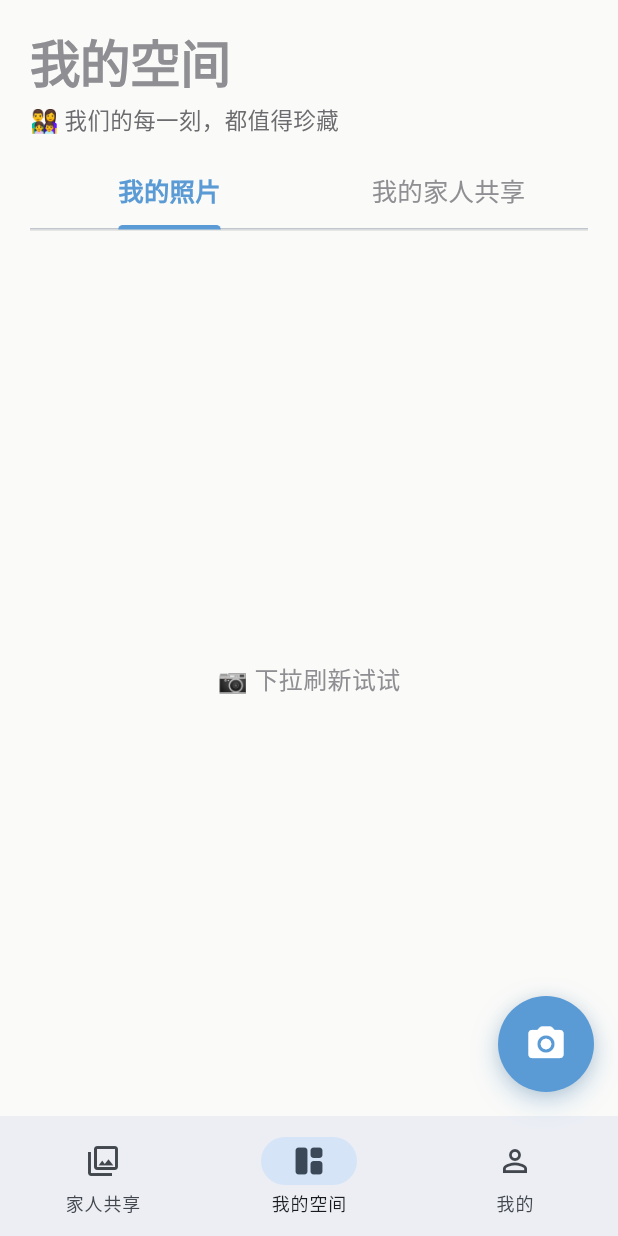
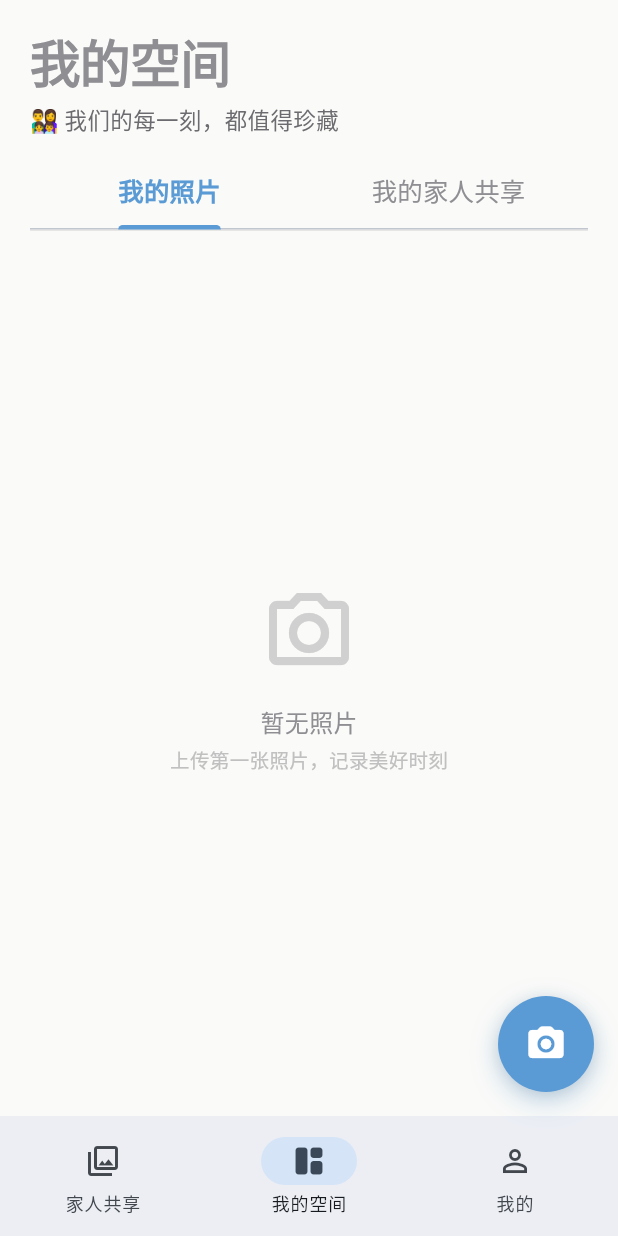
Before and after one commit to sunner777/-timehouse, a Flutter app: the MySpaceScreen screen opened by its route, on a phone screen of 412 x 824 dp. Run offline on Flutter 3.47's test engine with Material 3 defaults, Android fonts, the phone set to English and light mode, and no system bars; our stand-ins replace cached_network_image, dio, go_router, image_picker, shared_preferences, sqflite; missing offline and left inert: gal; accounts and stored records are empty; network calls fail.

Commit message:
polish: non-blocking loading UX — skeleton-free quality improvements
Replaced debug text with proper empty state (icon + description).
Added thin LinearProgressIndicator at top of MySpaceScreen when
photos are loading — non-blocking, doesn't prevent content from
showing if data is already available.

Design principle: always show what you have, hint at what's coming,
never block the user with a spinner.

Co-Authored-By: Claude <noreply@anthropic.com>

```diff
--- a/timehouse/lib/src/screens/my_space_screen.dart
+++ b/timehouse/lib/src/screens/my_space_screen.dart
@@ -164,6 +164,12 @@ class _MySpaceScreenState extends State<MySpaceScreen> with SingleTickerProvider
             ),
             const SizedBox(height: 12),
             // Tab bar
+            // 轻量加载提示（不阻塞 UI）
+            if (!_isSelectionMode && photoProvider.isLoadingMyPhotos)
+              const SizedBox(
+                height: 2,
+                child: LinearProgressIndicator(minHeight: 2),
+              ),
             if (!_isSelectionMode)
               Container(
                 margin: const EdgeInsets.symmetric(horizontal: 20),
--- a/timehouse/lib/src/widgets/photo_grid_view.dart
+++ b/timehouse/lib/src/widgets/photo_grid_view.dart
@@ -82,7 +82,18 @@ class _PhotoGridViewState extends State<PhotoGridView> {
   @override
   Widget build(BuildContext context) {
     if (widget.photos.isEmpty) {
-      return const Center(child: Text('📷 下拉刷新试试', style: TextStyle(fontSize: 16, color: Color(0xFF8E8E93))));
+      return const Center(
+        child: Column(
+          mainAxisAlignment: MainAxisAlignment.center,
+          children: [
+            Icon(Icons.photo_camera_outlined, size: 64, color: Color(0xFFD0D0D0)),
+            SizedBox(height: 16),
+            Text('暂无照片', style: TextStyle(fontSize: 16, fontWeight: FontWeight.w500, color: Color(0xFF8E8E93))),
+            SizedBox(height: 4),
+            Text('上传第一张照片，记录美好时刻', style: TextStyle(fontSize: 13, color: Color(0xFFC0C0C0))),
+          ],
+        ),
+      );
     }
 
     final grouped = _groupByDate();
```
